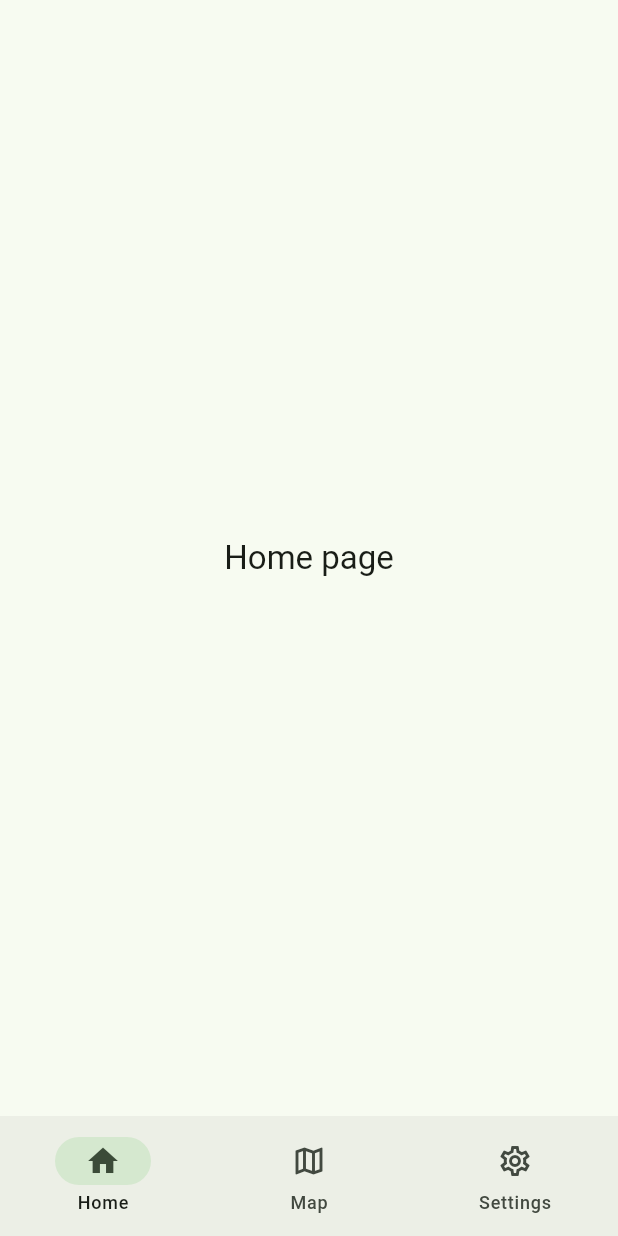
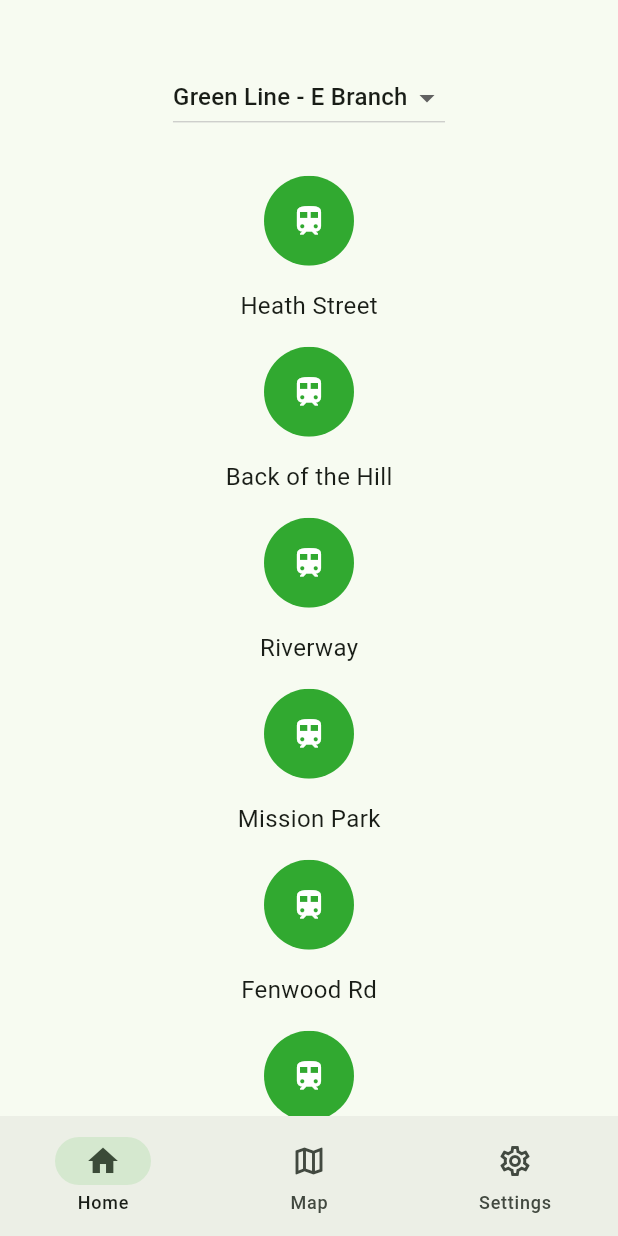
Before and after one commit to eric-livezey/nextt_app, a Flutter app: the screen it shows after launch, on a phone screen of 412 x 824 dp. Run offline on Flutter 3.47's test engine with Material 3 defaults, Android fonts, the phone set to English and light mode, and no system bars; our stand-ins replace google_maps_flutter; missing offline and left inert: google_maps_flutter_android, google_maps_flutter_platform_interface.

Commit message:
Started simple stop view. Restructured page structure

```diff
--- a/lib/main.dart
+++ b/lib/main.dart
@@ -4,6 +4,8 @@ import 'package:flutter/material.dart';
 import 'package:google_maps_flutter_android/google_maps_flutter_android.dart';
 import 'package:google_maps_flutter_platform_interface/google_maps_flutter_platform_interface.dart';
 import 'package:nextt_app/map.dart';
+
+import 'package:nextt_app/pages/home.dart';
 
 void main() {
   final GoogleMapsFlutterPlatform mapsImplementation =
@@ -108,11 +110,7 @@ class _HomePageState extends State<HomePage> {
       body:
           <Widget>[
             /// Home page
-            SizedBox.expand(
-              child: Center(
-                child: Text('Home page', style: theme.textTheme.titleLarge),
-              ),
-            ),
+            HomeScreen(),
 
             /// Map page
             MapPage(),
--- /dev/null
+++ b/lib/pages/home.dart
@@ -0,0 +1,121 @@
+import 'package:flutter/material.dart';
+import '../t_stops.dart';
+
+// Remove TrainStop class from here if it's already in t_stops.dart
+
+class HomeScreen extends StatefulWidget {
+  const HomeScreen({super.key});
+
+  @override
+  State<HomeScreen> createState() => _HomeScreenState();
+}
+
+class _HomeScreenState extends State<HomeScreen> {
+  String selectedLine = 'Green E';
+  late List<TrainStop> currentStops;
+
+  @override
+  void initState() {
+    super.initState();
+    currentStops = greenEStops;
+  }
+
+  void _onLineChanged(String? value) {
+    if (value == null) return;
+    setState(() {
+      selectedLine = value;
+      if (value == 'Green E') {
+        currentStops = greenEStops;
+      } else if (value == 'Green B') {
+        currentStops = greenBStops;
+      }
+      // ADD MORE LINES LUCAS
+    });
+  }
+
+  @override
+  Widget build(BuildContext context) {
+    return Center(
+      child: SingleChildScrollView(
+        child: Column(
+          mainAxisSize: MainAxisSize.min,
+          children: [
+            SizedBox(height: MediaQuery.of(context).size.height * 0.05),
+            // Dropdown to select line
+            DropdownButton<String>(
+              value: selectedLine,
+              items: const [
+                DropdownMenuItem(value: 'Green E', child: Text('Green Line - E Branch')),
+                DropdownMenuItem(value: 'Green B', child: Text('Green Line - B Branch')),
+
+              ],
+              onChanged: _onLineChanged,
+            ),
+            SizedBox(height: 20),
+            // Map function to build train stop widgets
+            ...currentStops.map((trainstop) => Padding(
+              padding: const EdgeInsets.symmetric(vertical: 8.0),
+              child: Column(
+                children: [
+                  Material(
+                    color: Colors.transparent,
+                    shape: const CircleBorder(),
+                    // Wrapped InkWell with Material to provide ripple effect
+                    child: InkWell(
+                      onTap: () {
+                        // Extra train stop info pop up
+                        showDialog(
+                          context: context,
+                          builder: (context) => Dialog(
+                            child: Container(
+                              // Ideally it's reactive to screen size
+                              width: MediaQuery.of(context).size.width * 0.8,
+                              height: MediaQuery.of(context).size.height * 0.6,
+                              constraints: const BoxConstraints(
+                                maxWidth: 400,
+                                maxHeight: 500,
+                                minWidth: 250,
+                                minHeight: 300,
+                              ),
+                              child: AlertDialog(
+                                title: Text(trainstop.name),
+                                content: const Text('connect with backend to display real time info'),
+                                actions: [
+                                  TextButton(
+                                    onPressed: () => Navigator.pop(context),
+                                    child: const Text('Close'),
+                                  ),
+                                ],
+                              ),
+                            ),
+                          ),
+                        );
+                      },
+                      customBorder: const CircleBorder(),
+                      hoverColor: const Color.fromRGBO(0, 0, 0, 0.3),
+                      child: Column(
+                        children: [
+                          Ink(
+                            width: 60,
+                            height: 60,
+                            decoration: BoxDecoration(
+                              color: const Color.fromARGB(204, 0, 149, 0),
+                              shape: BoxShape.circle,
+                            ),
+                            child: const Icon(Icons.train, color: Colors.white),
+                          ),
+                        ],
+                      ),
+                    ),
+                  ),
+                  const SizedBox(height: 15),
+                  Text(trainstop.name, style: const TextStyle(fontSize: 16)),
+                ],
+              ),
+            )).toList(),
+          ],
+        ),
+      ),
+    );
+  }
+}
--- /dev/null
+++ b/lib/t_stops.dart
@@ -0,0 +1,54 @@
+class TrainStop {
+  final String name;
+  TrainStop(this.name);
+}
+
+// GREEN B Line stops
+final List<TrainStop> greenBStops = [
+  TrainStop('Boston College'),
+  TrainStop('South Street'),
+  TrainStop('Chestnut Hill Avenue'),
+  TrainStop('Chiswick Road'),
+  TrainStop('Cleveland Circle'),
+  TrainStop('Sutherland Road'),
+  TrainStop('Washington Street'),
+  TrainStop('Warren Street'),
+  TrainStop('Allston Street'),
+  TrainStop('Griggs Street'),
+  TrainStop('Harvard Avenue'),
+  TrainStop('Packard’s Corner'),
+  TrainStop('Babcock Street'),
+  TrainStop('Armory Street'),
+  TrainStop('Boston University Central'),
+  TrainStop('Boston University East'),
+  TrainStop('Blandford Street'),
+  TrainStop('Kenmore'),
+  TrainStop('Hynes Convention Center'),
+  TrainStop('Copley'),
+  TrainStop('Arlington'),
+  TrainStop('Boylston'),
+  TrainStop('Park Street'),
+  TrainStop('Government Center'),
+];
+
+// GREEN E Line stops
+final List<TrainStop> greenEStops = [
+  TrainStop('Heath Street'),
+  TrainStop('Back of the Hill'),
+  TrainStop('Riverway'),
+  TrainStop('Mission Park'),
+  TrainStop('Fenwood Rd'),
+  TrainStop('Brigham Circle'),
+  TrainStop('Longwood Medical Center'),
+  TrainStop('Museum of Fine Arts'),
+  TrainStop('Northeastern'),
+  TrainStop('Symphony'),
+  TrainStop('Prudential'),
+  TrainStop('Copley'),
+  TrainStop('Arlington'),
+  TrainStop('Boylston'),
+  TrainStop('Park Street'),
+  TrainStop('Government Center'),
+  TrainStop('Haymarket'),
+  TrainStop('North Station'),
+];
```
Also changed, not shown: 6 other files.
